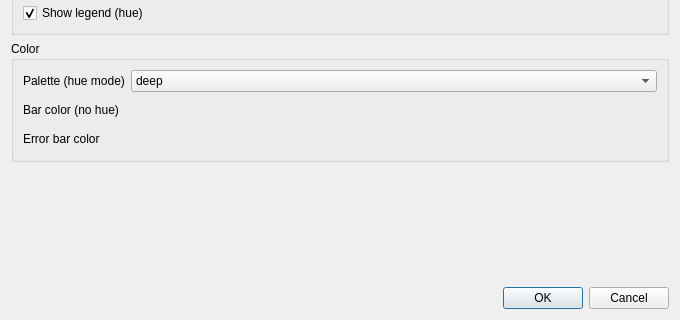
Before: the Qt Designer form src/DAGui/DAChartAddStatsBarplotWidget.ui in czyt1988/data-workbench, drawn with Qt 5; both pictures show x 0 to 680 and y 320 to 640 of the 680 by 640 pixel window.
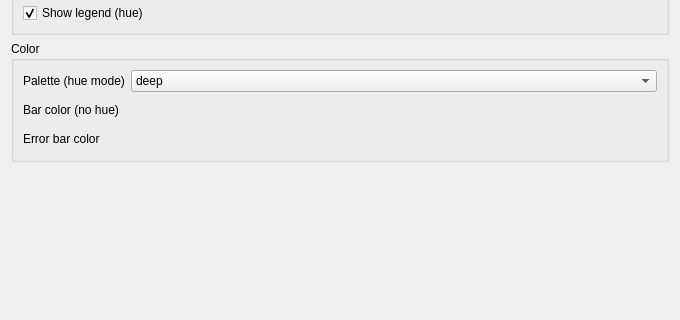
After: the same form once the commit is applied. Custom widgets are drawn as their Qt base class.

```diff
--- a/src/DAGui/DAChartAddStatsBarplotWidget.ui
+++ b/src/DAGui/DAChartAddStatsBarplotWidget.ui
@@ -335,13 +335,6 @@
      </property>
     </spacer>
    </item>
-   <item>
-    <widget class="QDialogButtonBox" name="buttonBox">
-     <property name="standardButtons">
-      <set>QDialogButtonBox::Cancel|QDialogButtonBox::Ok</set>
-     </property>
-    </widget>
-   </item>
   </layout>
  </widget>
  <customwidgets>
```
